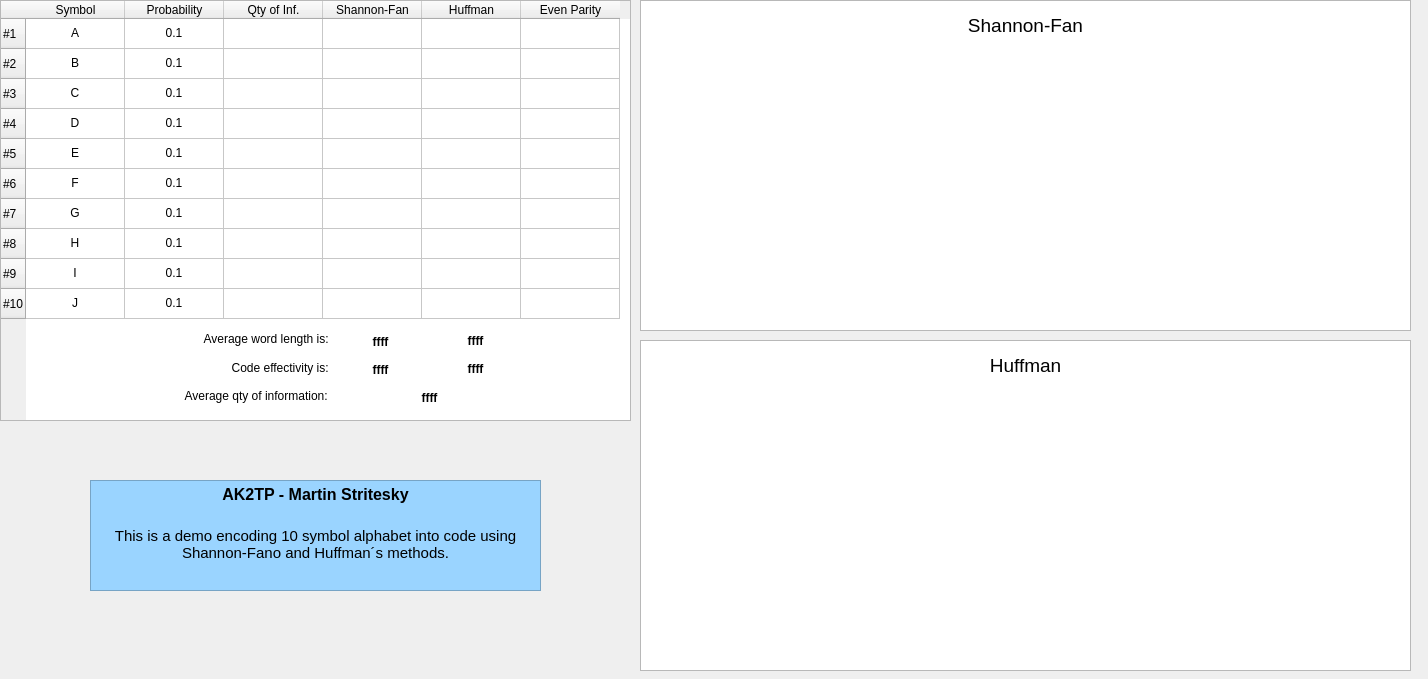
First picture: the form in widget.ui, repository MartinStritesky/CodingMethods, before the edit.
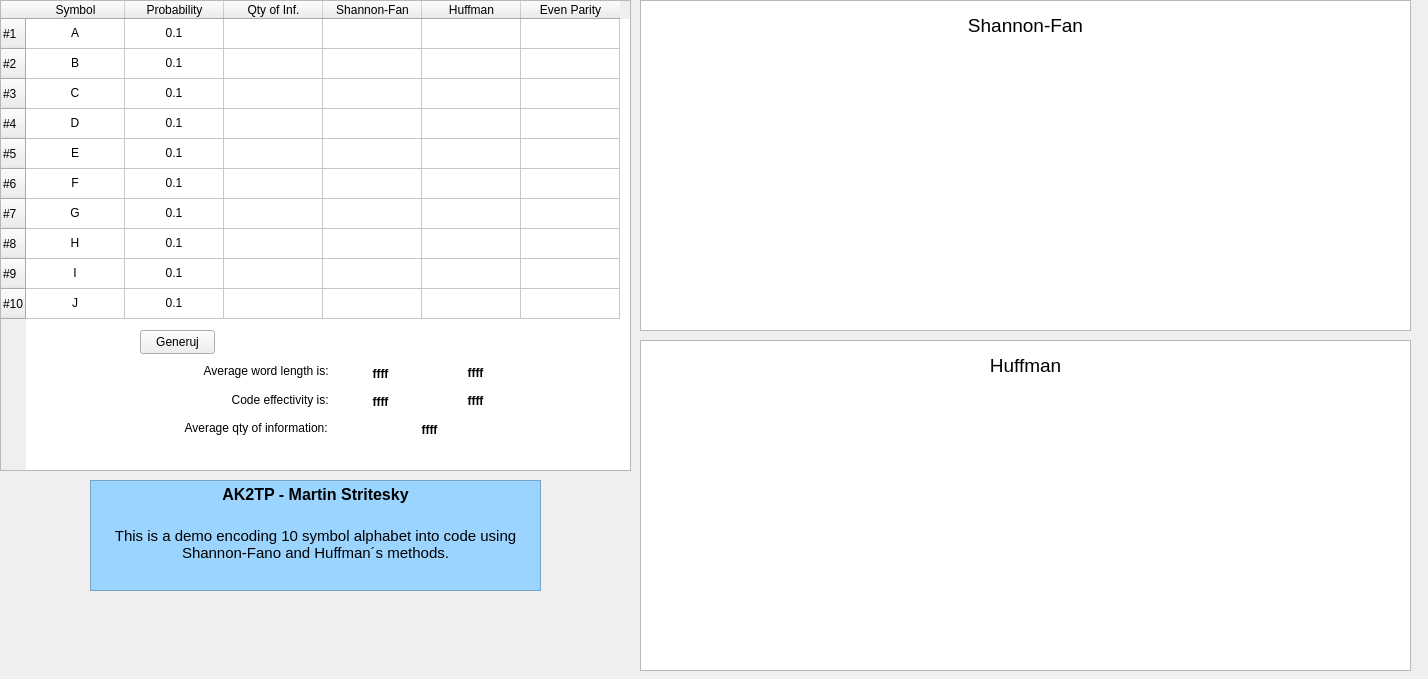
Second picture: the form after the edit.

```diff
--- a/widget.ui
+++ b/widget.ui
@@ -32,7 +32,7 @@
    <property name="geometry">
     <rect>
      <x>100</x>
-     <y>388</y>
+     <y>420</y>
      <width>231</width>
      <height>16</height>
     </rect>
@@ -48,7 +48,7 @@
    <property name="geometry">
     <rect>
      <x>101</x>
-     <y>330</y>
+     <y>362</y>
      <width>231</width>
      <height>17</height>
     </rect>
@@ -64,7 +64,7 @@
    <property name="geometry">
     <rect>
      <x>101</x>
-     <y>359</y>
+     <y>391</y>
      <width>231</width>
      <height>17</height>
     </rect>
@@ -80,7 +80,7 @@
    <property name="geometry">
     <rect>
      <x>349</x>
-     <y>388</y>
+     <y>420</y>
      <width>161</width>
      <height>20</height>
     </rect>
@@ -101,7 +101,7 @@
    <property name="geometry">
     <rect>
      <x>340</x>
-     <y>333</y>
+     <y>365</y>
      <width>81</width>
      <height>17</height>
     </rect>
@@ -122,7 +122,7 @@
    <property name="geometry">
     <rect>
      <x>340</x>
-     <y>361</y>
+     <y>393</y>
      <width>81</width>
      <height>17</height>
     </rect>
@@ -145,7 +145,7 @@
      <x>0</x>
      <y>0</y>
      <width>631</width>
-     <height>421</height>
+     <height>471</height>
     </rect>
    </property>
    <property name="sizeAdjustPolicy">
@@ -574,7 +574,7 @@
    <property name="geometry">
     <rect>
      <x>430</x>
-     <y>332</y>
+     <y>364</y>
      <width>91</width>
      <height>17</height>
     </rect>
@@ -598,7 +598,7 @@
    <property name="geometry">
     <rect>
      <x>430</x>
-     <y>360</y>
+     <y>392</y>
      <width>91</width>
      <height>17</height>
     </rect>
@@ -652,10 +652,10 @@
 hr { height: 1px; border-width: 0; }
 li.unchecked::marker { content: &quot;\2610&quot;; }
 li.checked::marker { content: &quot;\2612&quot;; }
-&lt;/style&gt;&lt;/head&gt;&lt;body style=&quot; font-family:'Ubuntu'; font-size:11pt; font-weight:400; font-style:normal;&quot;&gt;
-&lt;p align=&quot;center&quot; style=&quot; margin-top:0px; margin-bottom:0px; margin-left:0px; margin-right:0px; -qt-block-indent:0; text-indent:0px;&quot;&gt;&lt;span style=&quot; font-size:12pt; font-weight:700;&quot;&gt;AK2TP - Martin Stritesky&lt;/span&gt;&lt;/p&gt;
-&lt;p align=&quot;center&quot; style=&quot;-qt-paragraph-type:empty; margin-top:0px; margin-bottom:0px; margin-left:0px; margin-right:0px; -qt-block-indent:0; text-indent:0px; font-size:14pt;&quot;&gt;&lt;br /&gt;&lt;/p&gt;
-&lt;p align=&quot;center&quot; style=&quot; margin-top:0px; margin-bottom:0px; margin-left:0px; margin-right:0px; -qt-block-indent:0; text-indent:0px;&quot;&gt;This is a demo encoding 10 symbol alphabet into code using Shannon-Fano and Huffman´s methods.&lt;/p&gt;&lt;/body&gt;&lt;/html&gt;</string>
+&lt;/style&gt;&lt;/head&gt;&lt;body style=&quot; font-family:'Segoe UI'; font-size:9pt; font-weight:400; font-style:normal;&quot;&gt;
+&lt;p align=&quot;center&quot; style=&quot; margin-top:0px; margin-bottom:0px; margin-left:0px; margin-right:0px; -qt-block-indent:0; text-indent:0px;&quot;&gt;&lt;span style=&quot; font-family:'Ubuntu'; font-size:12pt; font-weight:700;&quot;&gt;AK2TP - Martin Stritesky&lt;/span&gt;&lt;/p&gt;
+&lt;p align=&quot;center&quot; style=&quot;-qt-paragraph-type:empty; margin-top:0px; margin-bottom:0px; margin-left:0px; margin-right:0px; -qt-block-indent:0; text-indent:0px; font-family:'Ubuntu'; font-size:14pt;&quot;&gt;&lt;br /&gt;&lt;/p&gt;
+&lt;p align=&quot;center&quot; style=&quot; margin-top:0px; margin-bottom:0px; margin-left:0px; margin-right:0px; -qt-block-indent:0; text-indent:0px;&quot;&gt;&lt;span style=&quot; font-family:'Ubuntu'; font-size:11pt;&quot;&gt;This is a demo encoding 10 symbol alphabet into code using Shannon-Fano and Huffman´s methods.&lt;/span&gt;&lt;/p&gt;&lt;/body&gt;&lt;/html&gt;</string>
    </property>
   </widget>
   <widget class="QLabel" name="label_2">
@@ -694,6 +694,19 @@
     <string>&lt;html&gt;&lt;head/&gt;&lt;body&gt;&lt;p align=&quot;center&quot;&gt;Huffman&lt;/p&gt;&lt;/body&gt;&lt;/html&gt;</string>
    </property>
   </widget>
+  <widget class="QPushButton" name="pushButton">
+   <property name="geometry">
+    <rect>
+     <x>140</x>
+     <y>330</y>
+     <width>75</width>
+     <height>24</height>
+    </rect>
+   </property>
+   <property name="text">
+    <string>Generuj</string>
+   </property>
+  </widget>
   <zorder>graphicsView_2</zorder>
   <zorder>tableWidget</zorder>
   <zorder>graphicsView</zorder>
@@ -708,6 +721,7 @@
   <zorder>label_2</zorder>
   <zorder>label_3</zorder>
   <zorder>textBrowser</zorder>
+  <zorder>pushButton</zorder>
  </widget>
  <resources/>
  <connections/>
```
